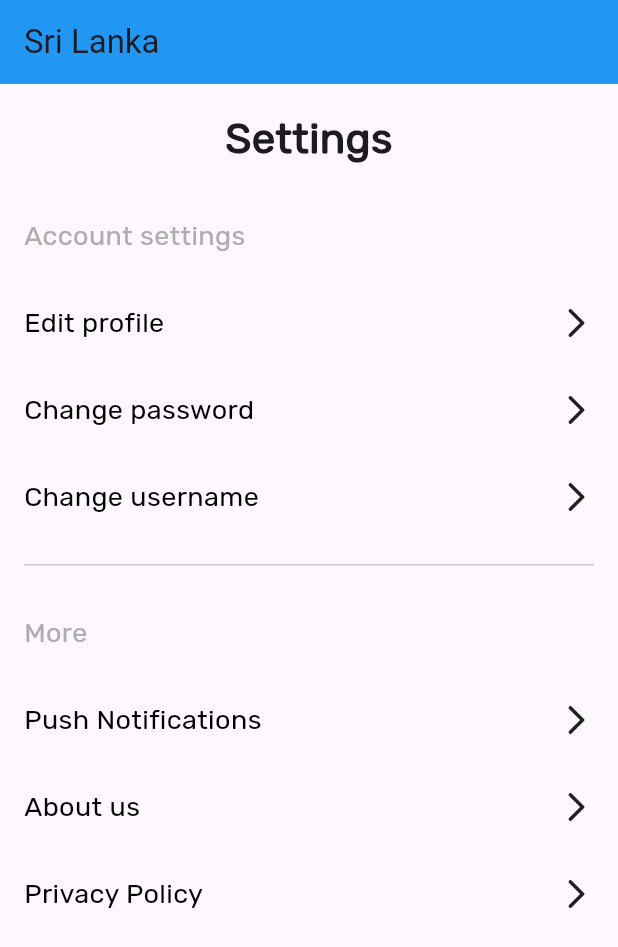
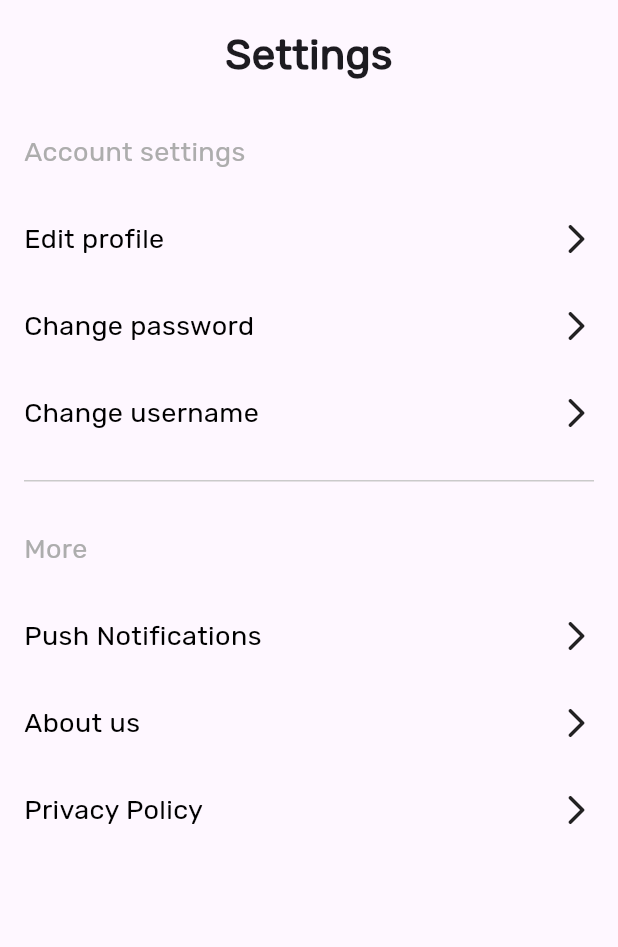
Before and after one commit to randilt/flutter-layouts, a Flutter app: the screen it shows after launch, on a phone screen of 412 x 824 dp. Shown: the top 947 px of the screen. Run offline on Flutter 3.47's test engine with Material 3 defaults, Android fonts, the phone set to English and light mode, and no system bars.

Commit message:
remove appbar

```diff
--- a/lib/screens/settings_page.dart
+++ b/lib/screens/settings_page.dart
@@ -7,10 +7,10 @@ class SettingsPage extends StatelessWidget {
   @override
   Widget build(BuildContext context) {
     return Scaffold(
-        appBar: AppBar(
-          title: const Text('Sri Lanka'),
-          backgroundColor: Colors.blue,
-        ),
+        // appBar: AppBar(
+        //   title: const Text('Sri Lanka'),
+        //   backgroundColor: Colors.blue,
+        // ),
         body: Column(
       children: [
         Container(
```
Lines whose indentation alone changed are shown as unchanged.
